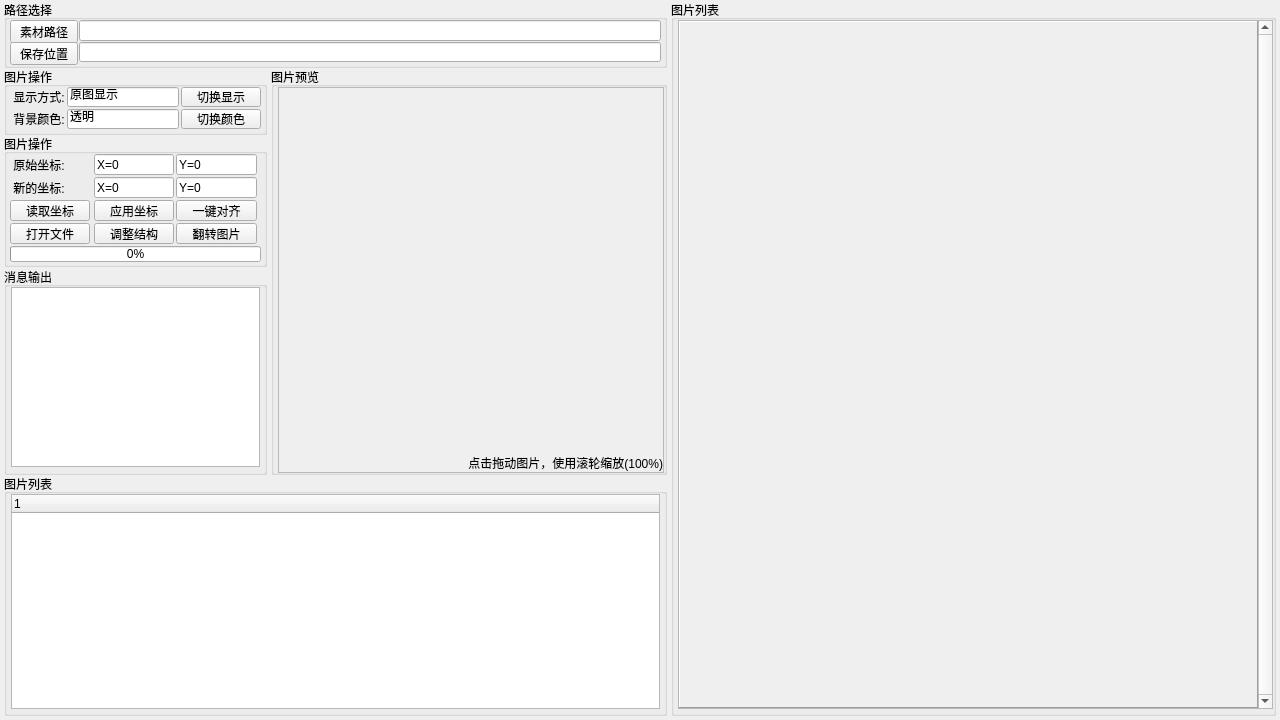
This is src/resources/ImageReverse.ui in Junt62/ImageReverse as Qt 5 draws it before an edit. The edited form follows.
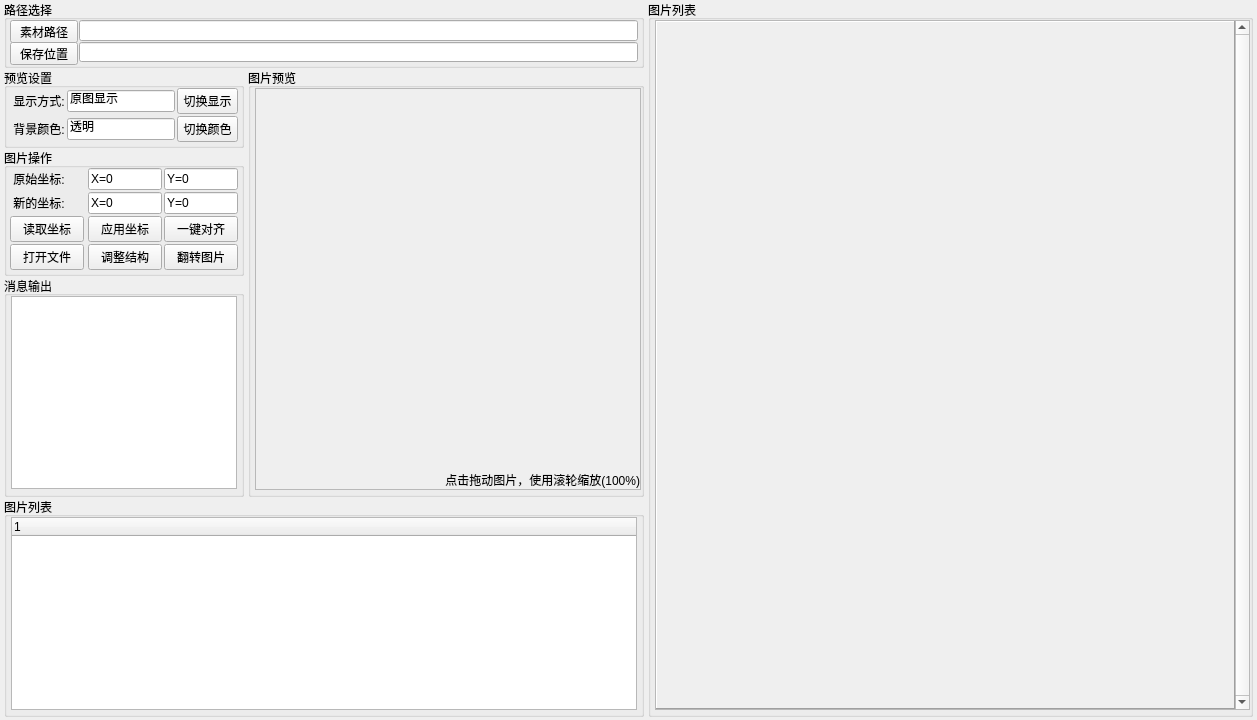
This is the edited form. Icons and pictures are not drawn.

Commit message: optimized some code details.

```diff
--- a/src/resources/ImageReverse.ui
+++ b/src/resources/ImageReverse.ui
@@ -3,26 +3,15 @@
  <author>zijun</author>
  <class>MainForm</class>
  <widget class="QWidget" name="MainForm">
-  <property name="enabled">
-   <bool>true</bool>
-  </property>
-  <property name="geometry">
-   <rect>
-    <x>0</x>
-    <y>0</y>
-    <width>1280</width>
-    <height>720</height>
-   </rect>
-  </property>
   <property name="minimumSize">
    <size>
-    <width>1280</width>
+    <width>1257</width>
     <height>720</height>
    </size>
   </property>
   <property name="maximumSize">
    <size>
-    <width>1280</width>
+    <width>1257</width>
     <height>720</height>
    </size>
   </property>
@@ -33,15 +22,132 @@
    <iconset>
     <normaloff>:/picture/icon.ico</normaloff>:/picture/icon.ico</iconset>
   </property>
+  <widget class="QWidget" name="gridLayoutWidget">
+   <property name="geometry">
+    <rect>
+     <x>0</x>
+     <y>0</y>
+     <width>1260</width>
+     <height>721</height>
+    </rect>
+   </property>
+   <layout class="QGridLayout" name="MainFormLayout">
+    <property name="leftMargin">
+     <number>4</number>
+    </property>
+    <property name="topMargin">
+     <number>0</number>
+    </property>
+    <property name="rightMargin">
+     <number>4</number>
+    </property>
+    <property name="bottomMargin">
+     <number>4</number>
+    </property>
+    <property name="horizontalSpacing">
+     <number>4</number>
+    </property>
+    <property name="verticalSpacing">
+     <number>0</number>
+    </property>
+    <item row="1" column="0">
+     <widget class="QGroupBox" name="groupDisplaySetting">
+      <property name="maximumSize">
+       <size>
+        <width>240</width>
+        <height>16777215</height>
+       </size>
+      </property>
+      <property name="title">
+       <string>预览设置</string>
+      </property>
+      <layout class="QGridLayout" name="groupDisplaySettingLayout">
+       <property name="leftMargin">
+        <number>3</number>
+       </property>
+       <property name="topMargin">
+        <number>0</number>
+       </property>
+       <property name="rightMargin">
+        <number>3</number>
+       </property>
+       <property name="bottomMargin">
+        <number>3</number>
+       </property>
+       <property name="spacing">
+        <number>2</number>
+       </property>
+       <item row="1" column="1" colspan="2">
+        <widget class="QLineEdit" name="inputDisplayType">
+         <property name="text">
+          <string>原图显示</string>
+         </property>
+         <property name="readOnly">
+          <bool>true</bool>
+         </property>
+        </widget>
+       </item>
+       <item row="1" column="3">
+        <widget class="QPushButton" name="btnChangeDisplayType">
+         <property name="text">
+          <string>切换显示</string>
+         </property>
+        </widget>
+       </item>
+       <item row="1" column="0">
+        <widget class="QLabel" name="labelDisplayType">
+         <property name="sizePolicy">
+          <sizepolicy hsizetype="Fixed" vsizetype="Preferred">
+           <horstretch>0</horstretch>
+           <verstretch>0</verstretch>
+          </sizepolicy>
+         </property>
+         <property name="text">
+          <string> 显示方式:</string>
+         </property>
+        </widget>
+       </item>
+       <item row="3" column="0">
+        <widget class="QLabel" name="labelDisplayColor">
+         <property name="sizePolicy">
+          <sizepolicy hsizetype="Fixed" vsizetype="Preferred">
+           <horstretch>0</horstretch>
+           <verstretch>0</verstretch>
+          </sizepolicy>
+         </property>
+         <property name="text">
+          <string> 背景颜色:</string>
+         </property>
+        </widget>
+       </item>
+       <item row="3" column="1" colspan="2">
+        <widget class="QLineEdit" name="inputDisplayColor">
+         <property name="sizePolicy">
+          <sizepolicy hsizetype="Fixed" vsizetype="Fixed">
+           <horstretch>0</horstretch>
+           <verstretch>0</verstretch>
+          </sizepolicy>
+         </property>
+         <property name="text">
+          <string>透明</string>
+         </property>
+         <property name="readOnly">
+          <bool>true</bool>
+         </property>
+        </widget>
+       </item>
+       <item row="3" column="3">
+        <widget class="QPushButton" name="btnChangeDisplayColor">
+         <property name="text">
+          <string>切换颜色</string>
+         </property>
+        </widget>
+       </item>
+      </layout>
+     </widget>
+    </item>
+    <item row="0" column="0" colspan="2">
   <widget class="QGroupBox" name="groupPath">
-   <property name="geometry">
-    <rect>
-     <x>4</x>
-     <y>0</y>
-     <width>663</width>
-     <height>68</height>
-    </rect>
-   </property>
    <property name="minimumSize">
     <size>
      <width>0</width>
@@ -119,14 +225,14 @@
     </item>
    </layout>
   </widget>
+    </item>
+    <item row="2" column="0">
   <widget class="QGroupBox" name="groupProgress">
-   <property name="geometry">
-    <rect>
-     <x>4</x>
-     <y>134</y>
-     <width>263</width>
-     <height>133</height>
-    </rect>
+      <property name="maximumSize">
+       <size>
+        <width>240</width>
+        <height>16777215</height>
+       </size>
    </property>
    <property name="title">
     <string>图片操作</string>
@@ -147,208 +253,167 @@
     <property name="spacing">
      <number>2</number>
     </property>
-    <item row="0" column="3">
-     <widget class="QLineEdit" name="inputPositionOldY">
+       <item row="1" column="3">
+        <widget class="QLineEdit" name="inputPositionNewY">
+         <property name="sizePolicy">
+          <sizepolicy hsizetype="Fixed" vsizetype="Fixed">
+           <horstretch>0</horstretch>
+           <verstretch>0</verstretch>
+          </sizepolicy>
+         </property>
       <property name="text">
        <string>Y=0</string>
       </property>
      </widget>
     </item>
-    <item row="7" column="0" colspan="6">
-     <widget class="QProgressBar" name="barProgress">
-      <property name="minimumSize">
-       <size>
-        <width>0</width>
-        <height>16</height>
-       </size>
-      </property>
-      <property name="maximumSize">
-       <size>
-        <width>16777215</width>
-        <height>16</height>
-       </size>
-      </property>
-      <property name="value">
-       <number>0</number>
-      </property>
-      <property name="alignment">
-       <set>Qt::AlignCenter</set>
+       <item row="2" column="0">
+        <widget class="QPushButton" name="btnReadPosition">
+         <property name="sizePolicy">
+          <sizepolicy hsizetype="Preferred" vsizetype="Fixed">
+           <horstretch>0</horstretch>
+           <verstretch>0</verstretch>
+          </sizepolicy>
+         </property>
+         <property name="text">
+          <string>读取坐标</string>
       </property>
      </widget>
     </item>
     <item row="1" column="2">
      <widget class="QLineEdit" name="inputPositionNewX">
+         <property name="sizePolicy">
+          <sizepolicy hsizetype="Fixed" vsizetype="Fixed">
+           <horstretch>0</horstretch>
+           <verstretch>0</verstretch>
+          </sizepolicy>
+         </property>
       <property name="text">
        <string>X=0</string>
       </property>
      </widget>
     </item>
-    <item row="1" column="3">
-     <widget class="QLineEdit" name="inputPositionNewY">
+       <item row="0" column="3">
+        <widget class="QLineEdit" name="inputPositionOldY">
+         <property name="sizePolicy">
+          <sizepolicy hsizetype="Fixed" vsizetype="Fixed">
+           <horstretch>0</horstretch>
+           <verstretch>0</verstretch>
+          </sizepolicy>
+         </property>
       <property name="text">
        <string>Y=0</string>
       </property>
      </widget>
     </item>
+       <item row="5" column="0">
+        <widget class="QPushButton" name="btnOpenFolder">
+         <property name="sizePolicy">
+          <sizepolicy hsizetype="Preferred" vsizetype="Fixed">
+           <horstretch>0</horstretch>
+           <verstretch>0</verstretch>
+          </sizepolicy>
+         </property>
+         <property name="text">
+          <string>打开文件</string>
+         </property>
+        </widget>
+       </item>
     <item row="0" column="0" colspan="2">
      <widget class="QLabel" name="labelPositionOld">
+         <property name="sizePolicy">
+          <sizepolicy hsizetype="Fixed" vsizetype="Preferred">
+           <horstretch>0</horstretch>
+           <verstretch>0</verstretch>
+          </sizepolicy>
+         </property>
       <property name="text">
        <string> 原始坐标:</string>
       </property>
      </widget>
     </item>
-    <item row="0" column="2">
-     <widget class="QLineEdit" name="inputPositionOldX">
-      <property name="text">
-       <string>X=0</string>
-      </property>
-     </widget>
-    </item>
-    <item row="2" column="0">
-     <widget class="QPushButton" name="btnReadPosition">
-      <property name="text">
-       <string>读取坐标</string>
-      </property>
-     </widget>
-    </item>
     <item row="2" column="2">
      <widget class="QPushButton" name="btnApplyPosition">
+         <property name="sizePolicy">
+          <sizepolicy hsizetype="Fixed" vsizetype="Fixed">
+           <horstretch>0</horstretch>
+           <verstretch>0</verstretch>
+          </sizepolicy>
+         </property>
       <property name="text">
        <string>应用坐标</string>
       </property>
      </widget>
     </item>
+       <item row="1" column="0">
+        <widget class="QLabel" name="labelPositionNew">
+         <property name="sizePolicy">
+          <sizepolicy hsizetype="Fixed" vsizetype="Preferred">
+           <horstretch>0</horstretch>
+           <verstretch>0</verstretch>
+          </sizepolicy>
+         </property>
+         <property name="text">
+          <string> 新的坐标:</string>
+         </property>
+        </widget>
+       </item>
+       <item row="5" column="3">
+        <widget class="QPushButton" name="btnImgReverse">
+         <property name="sizePolicy">
+          <sizepolicy hsizetype="Preferred" vsizetype="Fixed">
+           <horstretch>0</horstretch>
+           <verstretch>0</verstretch>
+          </sizepolicy>
+         </property>
+         <property name="text">
+          <string>翻转图片</string>
+         </property>
+        </widget>
+       </item>
     <item row="2" column="3">
      <widget class="QPushButton" name="btnAutoAlignment">
+         <property name="sizePolicy">
+          <sizepolicy hsizetype="Preferred" vsizetype="Fixed">
+           <horstretch>0</horstretch>
+           <verstretch>0</verstretch>
+          </sizepolicy>
+         </property>
       <property name="text">
        <string>一键对齐</string>
       </property>
      </widget>
     </item>
-    <item row="5" column="0">
-     <widget class="QPushButton" name="btnOpenFolder">
-      <property name="text">
-       <string>打开文件</string>
-      </property>
-     </widget>
-    </item>
     <item row="5" column="2">
      <widget class="QPushButton" name="btnChangeStructure">
+         <property name="sizePolicy">
+          <sizepolicy hsizetype="Fixed" vsizetype="Fixed">
+           <horstretch>0</horstretch>
+           <verstretch>0</verstretch>
+          </sizepolicy>
+         </property>
       <property name="text">
        <string>调整结构</string>
       </property>
      </widget>
     </item>
-    <item row="5" column="3">
-     <widget class="QPushButton" name="btnImgReverse">
-      <property name="text">
-       <string>翻转图片</string>
-      </property>
-     </widget>
-    </item>
-    <item row="1" column="0">
-     <widget class="QLabel" name="labelPositionNew">
+       <item row="0" column="2">
+        <widget class="QLineEdit" name="inputPositionOldX">
+         <property name="sizePolicy">
+          <sizepolicy hsizetype="Fixed" vsizetype="Fixed">
+           <horstretch>0</horstretch>
+           <verstretch>0</verstretch>
+          </sizepolicy>
+         </property>
       <property name="text">
-       <string> 新的坐标:</string>
+          <string>X=0</string>
       </property>
      </widget>
     </item>
    </layout>
   </widget>
-  <widget class="QGroupBox" name="groupMessage">
-   <property name="geometry">
-    <rect>
-     <x>4</x>
-     <y>267</y>
-     <width>263</width>
-     <height>208</height>
-    </rect>
-   </property>
-   <property name="title">
-    <string>消息输出</string>
-   </property>
-   <layout class="QGridLayout" name="groupMessageLayout">
-    <property name="leftMargin">
-     <number>4</number>
-    </property>
-    <property name="topMargin">
-     <number>0</number>
-    </property>
-    <property name="rightMargin">
-     <number>4</number>
-    </property>
-    <property name="bottomMargin">
-     <number>5</number>
-    </property>
-    <property name="spacing">
-     <number>0</number>
-    </property>
-    <item row="0" column="0">
-     <widget class="QTextEdit" name="inputMessage">
-      <property name="readOnly">
-       <bool>true</bool>
-      </property>
-      <property name="textInteractionFlags">
-       <set>Qt::TextSelectableByMouse</set>
-      </property>
-     </widget>
     </item>
-   </layout>
-  </widget>
-  <widget class="QGroupBox" name="groupListImg">
-   <property name="geometry">
-    <rect>
-     <x>4</x>
-     <y>474</y>
-     <width>663</width>
-     <height>242</height>
-    </rect>
-   </property>
-   <property name="title">
-    <string>图片列表</string>
-   </property>
-   <layout class="QGridLayout" name="groupListImgLayout">
-    <property name="leftMargin">
-     <number>4</number>
-    </property>
-    <property name="topMargin">
-     <number>0</number>
-    </property>
-    <property name="rightMargin">
-     <number>4</number>
-    </property>
-    <property name="bottomMargin">
-     <number>4</number>
-    </property>
-    <property name="spacing">
-     <number>1</number>
-    </property>
-    <item row="0" column="0">
-     <widget class="QTreeWidget" name="listImgTree">
-      <property name="enabled">
-       <bool>true</bool>
-      </property>
-      <property name="sizeAdjustPolicy">
-       <enum>QAbstractScrollArea::AdjustToContentsOnFirstShow</enum>
-      </property>
-      <column>
-       <property name="text">
-        <string notr="true">1</string>
-       </property>
-      </column>
-     </widget>
-    </item>
-   </layout>
-  </widget>
+    <item row="0" column="2" rowspan="5">
   <widget class="QGroupBox" name="groupImgTable">
-   <property name="geometry">
-    <rect>
-     <x>671</x>
-     <y>0</y>
-     <width>605</width>
-     <height>716</height>
-    </rect>
-   </property>
    <property name="minimumSize">
     <size>
      <width>605</width>
@@ -380,7 +445,7 @@
     <property name="spacing">
      <number>1</number>
     </property>
-    <item row="0" column="0">
+       <item row="0" column="2">
      <widget class="QScrollArea" name="scrollImgTable">
       <property name="minimumSize">
        <size>
@@ -450,25 +515,98 @@
     </item>
    </layout>
   </widget>
+    </item>
+    <item row="4" column="0" colspan="2">
+     <widget class="QGroupBox" name="groupListImg">
+      <property name="title">
+       <string>图片列表</string>
+      </property>
+      <layout class="QGridLayout" name="groupListImgLayout">
+       <property name="leftMargin">
+        <number>4</number>
+       </property>
+       <property name="topMargin">
+        <number>0</number>
+       </property>
+       <property name="rightMargin">
+        <number>4</number>
+       </property>
+       <property name="bottomMargin">
+        <number>4</number>
+       </property>
+       <property name="spacing">
+        <number>1</number>
+       </property>
+       <item row="0" column="0">
+        <widget class="QTreeWidget" name="listImgTree">
+         <property name="enabled">
+          <bool>true</bool>
+         </property>
+         <property name="sizeAdjustPolicy">
+          <enum>QAbstractScrollArea::AdjustToContentsOnFirstShow</enum>
+         </property>
+         <column>
+          <property name="text">
+           <string notr="true">1</string>
+          </property>
+         </column>
+        </widget>
+       </item>
+      </layout>
+     </widget>
+    </item>
+    <item row="3" column="0">
+     <widget class="QGroupBox" name="groupMessage">
+      <property name="maximumSize">
+       <size>
+        <width>240</width>
+        <height>16777215</height>
+       </size>
+      </property>
+      <property name="title">
+       <string>消息输出</string>
+      </property>
+      <layout class="QGridLayout" name="groupMessageLayout">
+       <property name="leftMargin">
+        <number>4</number>
+       </property>
+       <property name="topMargin">
+        <number>0</number>
+       </property>
+       <property name="rightMargin">
+        <number>4</number>
+       </property>
+       <property name="bottomMargin">
+        <number>5</number>
+       </property>
+       <property name="spacing">
+        <number>0</number>
+       </property>
+       <item row="0" column="0">
+        <widget class="QTextEdit" name="inputMessage">
+         <property name="readOnly">
+          <bool>true</bool>
+         </property>
+         <property name="textInteractionFlags">
+          <set>Qt::TextSelectableByMouse</set>
+         </property>
+        </widget>
+       </item>
+      </layout>
+     </widget>
+    </item>
+    <item row="1" column="1" rowspan="3">
   <widget class="QGroupBox" name="groupImgPreview">
-   <property name="geometry">
-    <rect>
-     <x>271</x>
-     <y>67</y>
-     <width>396</width>
-     <height>408</height>
-    </rect>
-   </property>
    <property name="minimumSize">
     <size>
      <width>396</width>
-     <height>408</height>
+        <height>0</height>
     </size>
    </property>
    <property name="maximumSize">
     <size>
      <width>396</width>
-     <height>408</height>
+        <height>16777215</height>
     </size>
    </property>
    <property name="title">
@@ -498,13 +636,13 @@
       <property name="minimumSize">
        <size>
         <width>386</width>
-        <height>386</height>
+           <height>0</height>
        </size>
       </property>
       <property name="maximumSize">
        <size>
         <width>386</width>
-        <height>386</height>
+           <height>16777215</height>
        </size>
       </property>
       <property name="cursor" stdset="0">
@@ -525,7 +663,7 @@
          <x>0</x>
          <y>0</y>
          <width>384</width>
-         <height>384</height>
+            <height>392</height>
         </rect>
        </property>
        <layout class="QGridLayout" name="scrollImgPreviewWidgetLayout">
@@ -561,7 +699,7 @@
           <x>0</x>
           <y>0</y>
           <width>384</width>
-          <height>384</height>
+             <height>401</height>
          </rect>
         </property>
         <property name="alignment">
@@ -574,7 +712,7 @@
           <x>0</x>
           <y>0</y>
           <width>384</width>
-          <height>384</height>
+             <height>401</height>
          </rect>
         </property>
         <property name="alignment">
@@ -588,81 +726,6 @@
      </widget>
     </item>
    </layout>
-  </widget>
-  <widget class="QGroupBox" name="groupDisplaySetting">
-   <property name="geometry">
-    <rect>
-     <x>4</x>
-     <y>67</y>
-     <width>263</width>
-     <height>68</height>
-    </rect>
-   </property>
-   <property name="title">
-    <string>图片操作</string>
-   </property>
-   <layout class="QGridLayout" name="gridLayout_2">
-    <property name="leftMargin">
-     <number>3</number>
-    </property>
-    <property name="topMargin">
-     <number>0</number>
-    </property>
-    <property name="rightMargin">
-     <number>3</number>
-    </property>
-    <property name="bottomMargin">
-     <number>3</number>
-    </property>
-    <property name="spacing">
-     <number>2</number>
-    </property>
-    <item row="2" column="0">
-     <widget class="QLabel" name="labelDisplayColor">
-      <property name="text">
-       <string> 背景颜色:</string>
-      </property>
-     </widget>
-    </item>
-    <item row="0" column="1" colspan="2">
-     <widget class="QLineEdit" name="inputDisplayType">
-      <property name="text">
-       <string>原图显示</string>
-      </property>
-      <property name="readOnly">
-       <bool>true</bool>
-      </property>
-     </widget>
-    </item>
-    <item row="0" column="3">
-     <widget class="QPushButton" name="btnChangeDisplayType">
-      <property name="text">
-       <string>切换显示</string>
-      </property>
-     </widget>
-    </item>
-    <item row="2" column="1" colspan="2">
-     <widget class="QLineEdit" name="inputDisplayColor">
-      <property name="text">
-       <string>透明</string>
-      </property>
-      <property name="readOnly">
-       <bool>true</bool>
-      </property>
-     </widget>
-    </item>
-    <item row="0" column="0">
-     <widget class="QLabel" name="labelDisplayType">
-      <property name="text">
-       <string> 显示方式:</string>
-      </property>
-     </widget>
-    </item>
-    <item row="2" column="3">
-     <widget class="QPushButton" name="btnChangeDisplayColor">
-      <property name="text">
-       <string>切换颜色</string>
-      </property>
      </widget>
     </item>
    </layout>
```
Left out of the diff: 4 changed lines with no effect on the pictures. Lines whose indentation alone changed are shown as unchanged. The commit also changes 2 other files.
